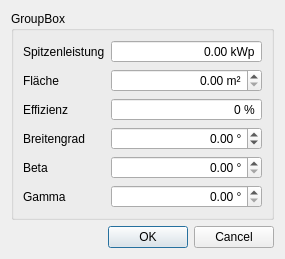
taxus13/QSolanizer, file src/ui/solarplantpropertydialog.ui: the form before one commit.
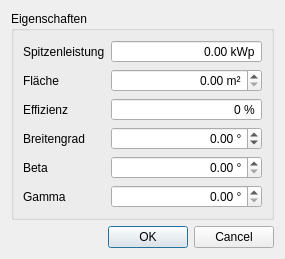
The form after the commit.

Patch:
```diff
--- a/src/ui/solarplantpropertydialog.ui
+++ b/src/ui/solarplantpropertydialog.ui
@@ -19,7 +19,7 @@
      <item>
       <widget class="QGroupBox" name="groupBox">
        <property name="title">
-        <string>GroupBox</string>
+        <string>Eigenschaften</string>
        </property>
        <layout class="QFormLayout" name="formLayout">
         <item row="1" column="0">
```
Left out of the diff: 8 changed lines with no effect on the pictures.
